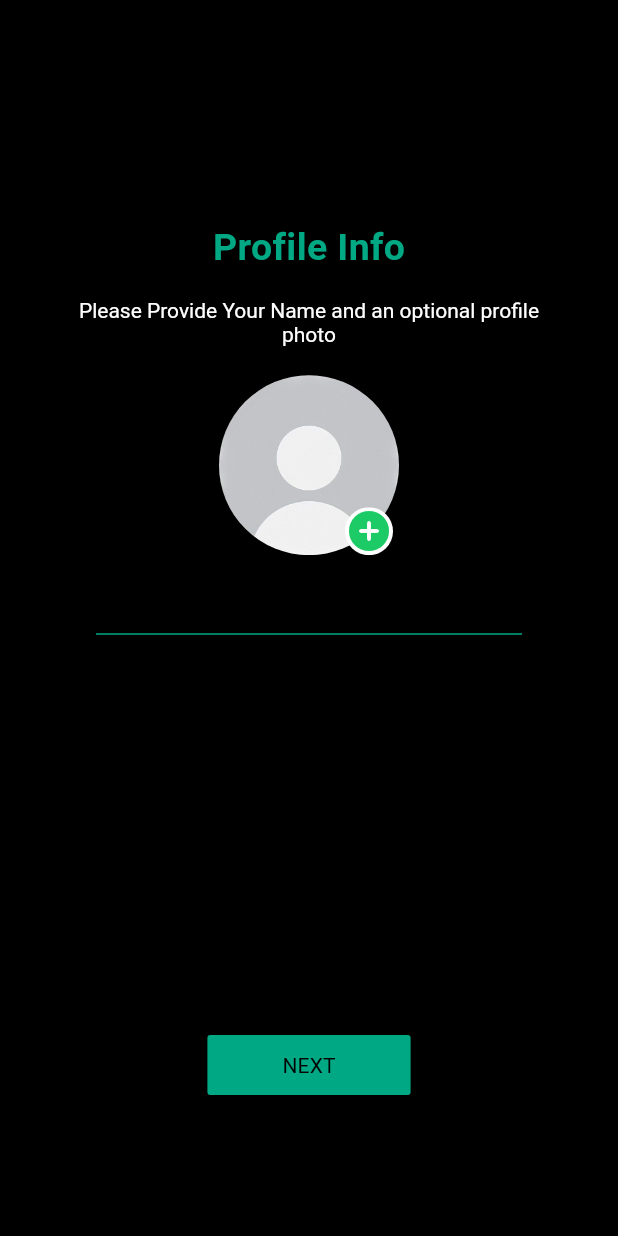
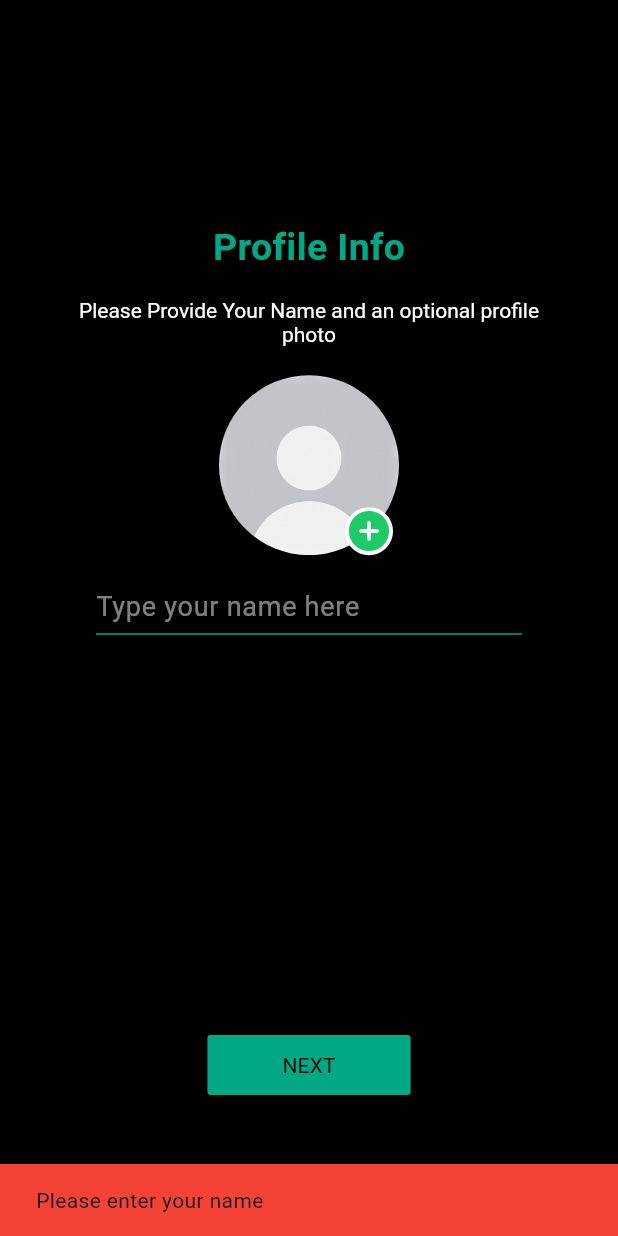
Before and after one commit to AbdFaris513/WhatsApp, a Flutter app: the ProfileSetupScreen screen opened directly with empty values, after a tap on "NEXT", on a phone screen of 412 x 824 dp. Run offline on Flutter 3.47's test engine with Material 3 defaults, Android fonts, the phone set to English and light mode, and no system bars; our stand-ins replace firebase_core, flutter_svg, get, google_fonts, image_picker, shared_preferences; accounts and stored records are empty.

```diff
--- a/lib/screen/sing_up/profile_setup_screen.dart
+++ b/lib/screen/sing_up/profile_setup_screen.dart
@@ -1,14 +1,89 @@
+import 'dart:io';
+
 import 'package:flutter/material.dart';
 import 'package:google_fonts/google_fonts.dart';
+import 'package:image_picker/image_picker.dart';
 import 'package:whatsapp/utils/my_colors.dart';
 
 // ignore: must_be_immutable
-class ProfileSetupScreen extends StatelessWidget with MyColors {
+class ProfileSetupScreen extends StatefulWidget {
   String phoneNumber;
   ProfileSetupScreen({super.key, required this.phoneNumber});
 
-  // final ChatBodyController chatBodyController = ChatBodyController();
+  @override
+  State<ProfileSetupScreen> createState() => _ProfileSetupScreenState();
+}
+
+class _ProfileSetupScreenState extends State<ProfileSetupScreen> with MyColors {
   final TextEditingController _nameController = TextEditingController();
+  File? _selectedImage;
+  final ImagePicker _picker = ImagePicker();
+
+  // Function to show image source selection dialog
+  Future<void> _showImageSourceDialog() async {
+    showDialog(
+      context: context,
+      builder: (BuildContext context) {
+        return AlertDialog(
+          backgroundColor: MyColors.backgroundColor,
+          title: Text(
+            'Select Image Source',
+            style: GoogleFonts.roboto(color: MyColors.foregroundColor),
+          ),
+          content: Column(
+            mainAxisSize: MainAxisSize.min,
+            children: [
+              ListTile(
+                leading: Icon(Icons.photo_library, color: MyColors.greenGroundColor),
+                title: Text('Gallery', style: GoogleFonts.roboto(color: MyColors.foregroundColor)),
+                onTap: () {
+                  Navigator.pop(context);
+                  _pickImage(ImageSource.gallery);
+                },
+              ),
+              ListTile(
+                leading: Icon(Icons.camera_alt, color: MyColors.greenGroundColor),
+                title: Text('Camera', style: GoogleFonts.roboto(color: MyColors.foregroundColor)),
+                onTap: () {
+                  Navigator.pop(context);
+                  _pickImage(ImageSource.camera);
+                },
+              ),
+            ],
+          ),
+        );
+      },
+    );
+  }
+
+  // Function to pick image from gallery or camera
+  Future<void> _pickImage(ImageSource source) async {
+    try {
+      final XFile? pickedFile = await _picker.pickImage(
+        source: source,
+        maxWidth: 1024,
+        maxHeight: 1024,
+        imageQuality: 85,
+      );
+
+      if (pickedFile != null) {
+        setState(() {
+          _selectedImage = File(pickedFile.path);
+        });
+      }
+    } catch (e) {
+      // Show error message
+      ScaffoldMessenger.of(context).showSnackBar(
+        SnackBar(content: Text('Error picking image: $e'), backgroundColor: Colors.red),
+      );
+    }
+  }
+
+  @override
+  void dispose() {
+    _nameController.dispose();
+    super.dispose();
+  }
 
   @override
   Widget build(BuildContext context) {
@@ -46,19 +121,34 @@ class ProfileSetupScreen extends StatelessWidget with MyColors {
                     ),
                   ),
                   SizedBox(height: 13),
-                  Stack(
+                  GestureDetector(
+                    onTap: _showImageSourceDialog,
+                    child: Stack(
                       children: [
                         ClipRRect(
-                        borderRadius: BorderRadiusGeometry.circular(100),
-                        child: Image.asset("assets/no_dp.jpeg", width: 120, height: 120),
+                          borderRadius: BorderRadius.circular(100),
+                          child: _selectedImage != null
+                              ? Image.file(
+                                  _selectedImage!,
+                                  width: 120,
+                                  height: 120,
+                                  fit: BoxFit.cover,
+                                )
+                              : Image.asset(
+                                  "assets/no_dp.jpeg",
+                                  width: 120,
+                                  height: 120,
+                                  fit: BoxFit.cover,
+                                ),
                         ),
                         Positioned(
                           bottom: 0,
                           right: 4,
-                        child: ClipRRect(
-                          borderRadius: BorderRadiusGeometry.circular(100),
                           child: Container(
+                            decoration: BoxDecoration(
                               color: Colors.white,
+                              borderRadius: BorderRadius.circular(100),
+                            ),
                             child: Icon(
                               Icons.add_circle_rounded,
                               color: MyColors.massageNotificationColor,
@@ -66,8 +156,8 @@ class ProfileSetupScreen extends StatelessWidget with MyColors {
                             ),
                           ),
                         ),
+                      ],
                     ),
-                    ],
                   ),
                   SizedBox(height: 13),
                   Padding(
@@ -88,6 +178,11 @@ class ProfileSetupScreen extends StatelessWidget with MyColors {
                                     fontSize: 18,
                                   ),
                                   decoration: InputDecoration(
+                                    hintText: 'Type your name here',
+                                    hintStyle: GoogleFonts.roboto(
+                                      color: MyColors.foregroundColor.withOpacity(0.5),
+                                      fontSize: 18,
+                                    ),
                                     enabledBorder: UnderlineInputBorder(
                                       borderSide: BorderSide(color: MyColors.greenGroundColor),
                                     ),
@@ -119,17 +214,31 @@ class ProfileSetupScreen extends StatelessWidget with MyColors {
                 style: ElevatedButton.styleFrom(
                   backgroundColor: MyColors.greenGroundColor,
                   foregroundColor: MyColors.backgroundColor,
-                  shape: RoundedRectangleBorder(
-                    borderRadius: BorderRadius.circular(2), // Rounded corners
-                  ),
+                  shape: RoundedRectangleBorder(borderRadius: BorderRadius.circular(2)),
                   padding: EdgeInsets.symmetric(horizontal: 50),
                 ),
-                onPressed: () => () {},
-                // chatBodyController.addUser(
-                //   context: context,
-                //   name: _nameController.text.trim(),
-                //   phoneNumber: phoneNumber,
-                // ),
+                onPressed: () {
+                  // Validate name is not empty
+                  if (_nameController.text.trim().isEmpty) {
+                    ScaffoldMessenger.of(context).showSnackBar(
+                      SnackBar(
+                        content: Text('Please enter your name'),
+                        backgroundColor: Colors.red,
+                      ),
+                    );
+                    return;
+                  }
+
+                  // TODO: Save profile data and navigate to next screen
+                  // You can access:
+                  // - _nameController.text for the name
+                  // - _selectedImage for the profile image (can be null)
+                  // - widget.phoneNumber for the phone number
+
+                  print('Name: ${_nameController.text}');
+                  print('Phone: ${widget.phoneNumber}');
+                  print('Image path: ${_selectedImage?.path ?? "No image selected"}');
+                },
                 child: Text('NEXT', style: GoogleFonts.roboto(fontWeight: FontWeight.w400)),
               ),
             ),
--- a/pubspec.yaml
+++ b/pubspec.yaml
@@ -56,6 +56,7 @@ dev_dependencies:
   intl: ^0.20.2
   chat_bubbles: ^1.7.0
   google_sign_in: ^7.1.1
+  image_picker: ^1.2.1
 
 # For information on the generic Dart part of this file, see the
 # following page: https://dart.dev/tools/pub/pubspec
```
Also changed, not shown: lib/screen/sing_up/otp_verification_screen.dart (+12 -16 lines), pubspec.lock, 6 other files. Lines whose indentation alone changed are shown as unchanged.
